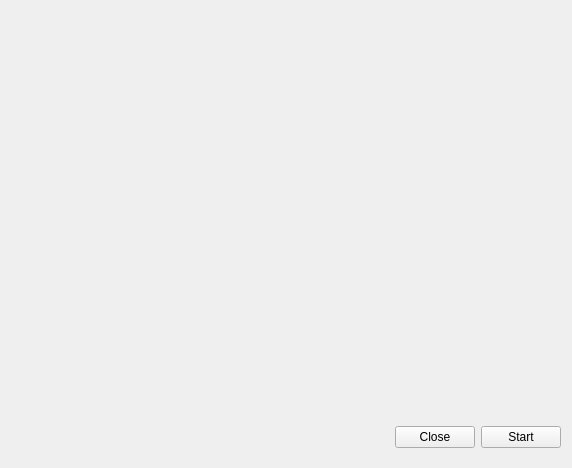
This is bmicro/gui/batch_evaluation.ui in BrillouinMicroscopy/BMicro as Qt 5 draws it before an edit. The edited form follows.
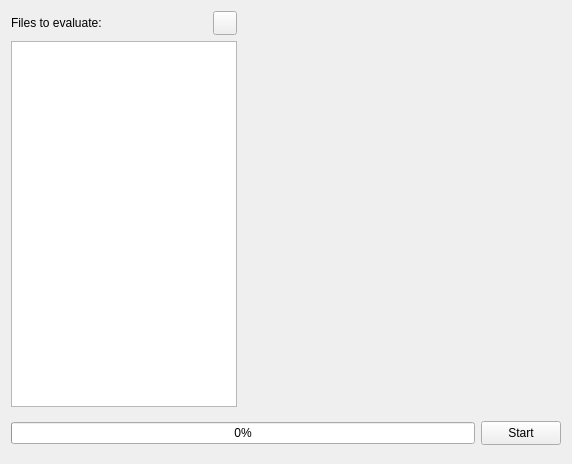
This is the edited form. Icons and pictures are not drawn.

Commit message: Allow to select source data files

```diff
--- a/bmicro/gui/batch_evaluation.ui
+++ b/bmicro/gui/batch_evaluation.ui
@@ -31,12 +31,6 @@
       </property>
       <item>
        <widget class="QWidget" name="widget_options" native="true">
-        <property name="maximumSize">
-         <size>
-          <width>150</width>
-          <height>16777215</height>
-         </size>
-        </property>
         <layout class="QVBoxLayout" name="verticalLayout_2">
          <property name="leftMargin">
           <number>0</number>
@@ -50,17 +44,63 @@
          <property name="bottomMargin">
           <number>0</number>
          </property>
+         <item>
+          <layout class="QHBoxLayout" name="horizontalLayout_3">
+           <item>
+            <widget class="QLabel" name="label_files">
+             <property name="text">
+              <string>Files to evaluate:</string>
+             </property>
+            </widget>
+           </item>
+           <item>
+            <widget class="QPushButton" name="button_add_folder">
+             <property name="minimumSize">
+              <size>
+               <width>24</width>
+               <height>24</height>
+              </size>
+             </property>
+             <property name="maximumSize">
+              <size>
+               <width>24</width>
+               <height>24</height>
+              </size>
+             </property>
+             <property name="toolTip">
+              <string>Select folder</string>
+             </property>
+             <property name="text">
+              <string/>
+             </property>
+             <property name="icon">
+              <iconset>
+               <normaloff>../img/plus.svg</normaloff>../img/plus.svg</iconset>
+             </property>
+            </widget>
+           </item>
+          </layout>
+         </item>
+         <item>
+          <widget class="QTableWidget" name="table_files"/>
+         </item>
         </layout>
        </widget>
       </item>
       <item>
        <widget class="QWidget" name="widget_files" native="true">
-        <property name="minimumSize">
-         <size>
-          <width>400</width>
-          <height>400</height>
-         </size>
-        </property>
+        <layout class="QVBoxLayout" name="verticalLayout_3">
+         <item>
+          <widget class="QWidget" name="widget" native="true">
+           <property name="minimumSize">
+            <size>
+             <width>300</width>
+             <height>0</height>
+            </size>
+           </property>
+          </widget>
+         </item>
+        </layout>
        </widget>
       </item>
      </layout>
@@ -94,27 +134,29 @@
        <number>0</number>
       </property>
       <item>
-       <spacer name="horizontalSpacer">
-        <property name="orientation">
-         <enum>Qt::Horizontal</enum>
-        </property>
-        <property name="sizeHint" stdset="0">
+       <widget class="QProgressBar" name="progressBar">
+        <property name="minimumSize">
          <size>
-          <width>40</width>
-          <height>20</height>
+          <width>0</width>
+          <height>22</height>
          </size>
         </property>
-       </spacer>
-      </item>
-      <item>
-       <widget class="QPushButton" name="button_close">
-        <property name="text">
-         <string>Close</string>
+        <property name="value">
+         <number>0</number>
+        </property>
+        <property name="alignment">
+         <set>Qt::AlignCenter</set>
         </property>
        </widget>
       </item>
       <item>
-       <widget class="QPushButton" name="button_start">
+       <widget class="QPushButton" name="button_start_cancel">
+        <property name="minimumSize">
+         <size>
+          <width>0</width>
+          <height>24</height>
+         </size>
+        </property>
         <property name="maximumSize">
          <size>
           <width>100</width>
```
The commit also changes 2 other files.
